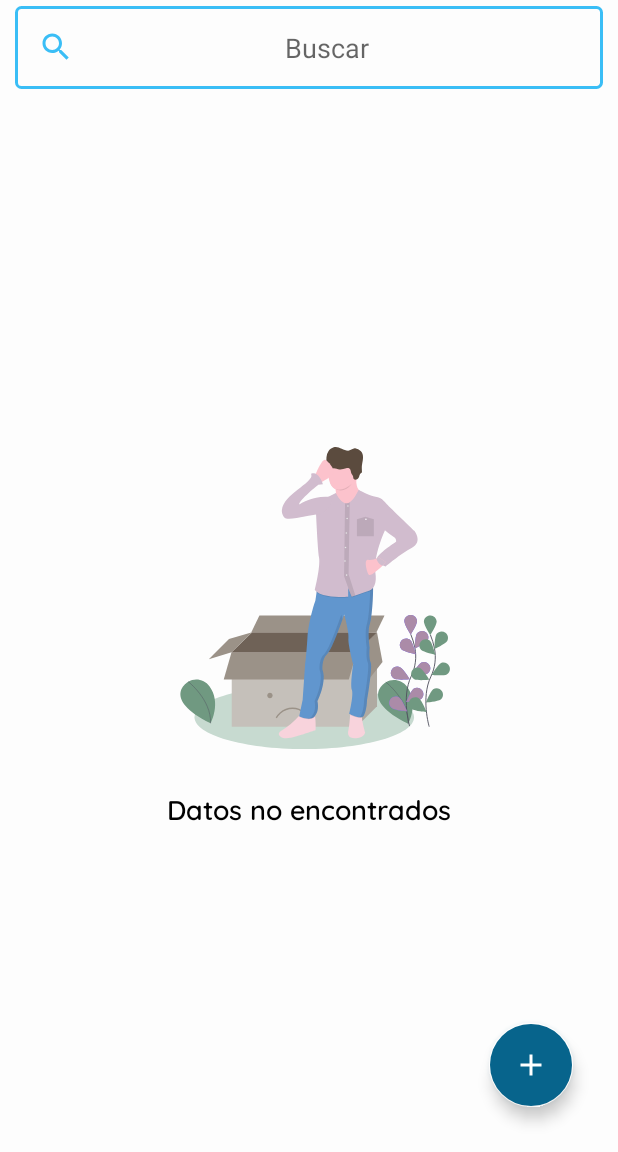
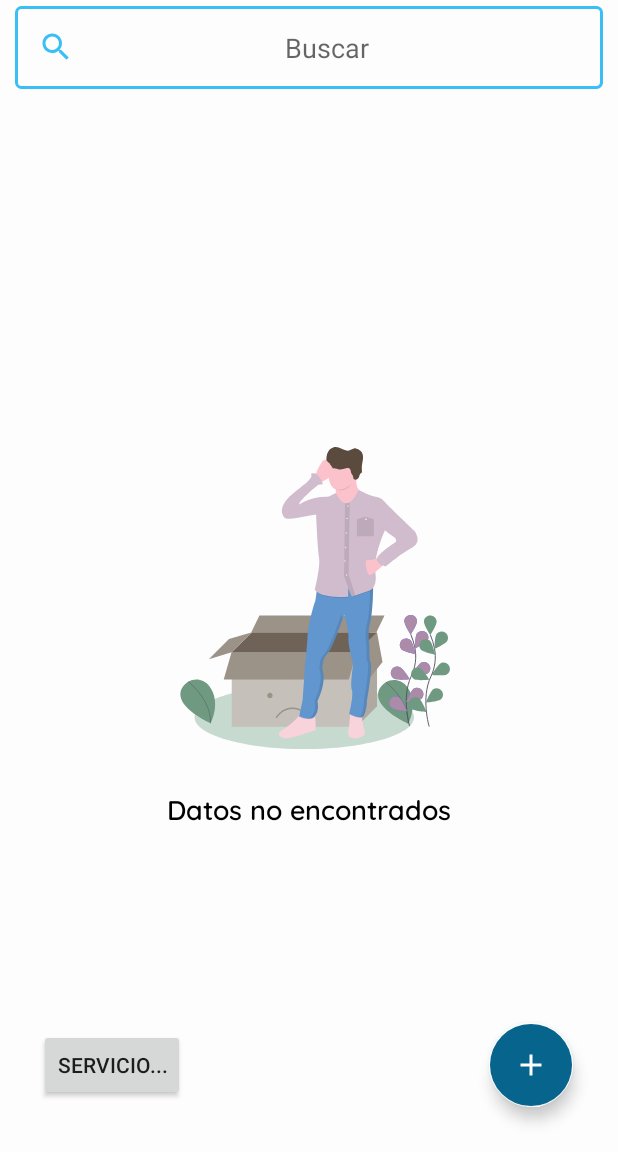
Before and after one commit to hukllachay/vecinoapp, an Android app: the screen it shows after launch once a user with an empty profile is signed in (MainActivity), on a phone screen of 412 x 824 dp, the part 84-1236 px from its top. Run offline under Robolectric (Android 15) with nearby library versions, the phone set to English and light mode, and no system bars; our stand-ins replace Firebase (no records; nobody signed in at launch, a user with empty details on screens opened directly); libraries missing offline, so code that uses them is left out: cn.pedant; pictures from the network do not load; 2 statements that could not run were skipped.

Commit message:
Notificación simple

```diff
--- a/app/src/main/java/com/zahid_iqbal699/vecinoapp/Activities/MainActivity.java
+++ b/app/src/main/java/com/zahid_iqbal699/vecinoapp/Activities/MainActivity.java
@@ -1,5 +1,6 @@
 package com.zahid_iqbal699.vecinoapp.Activities;
 
+import android.app.ActivityManager;
 import android.content.ActivityNotFoundException;
 import android.content.Context;
 import android.content.Intent;
@@ -10,6 +11,7 @@ import android.text.TextWatcher;
 import android.util.Log;
 import android.view.MenuItem;
 import android.view.View;
+import android.widget.Button;
 import android.widget.EditText;
 import android.widget.LinearLayout;
 import android.widget.ProgressBar;
@@ -34,8 +36,12 @@ import com.google.firebase.database.DatabaseReference;
 import com.google.firebase.database.FirebaseDatabase;
 import com.google.firebase.database.Query;
 import com.google.firebase.database.ValueEventListener;
+import com.google.firebase.messaging.FirebaseMessaging;
+import com.google.firebase.messaging.FirebaseMessagingRegistrar;
+import com.google.firebase.messaging.FirebaseMessagingService;
 import com.zahid_iqbal699.vecinoapp.Adapters.InitiativesAdapter;
 import com.zahid_iqbal699.vecinoapp.BuildConfig;
+import com.zahid_iqbal699.vecinoapp.FirebaseHelper.FirebaseMensaje;
 import com.zahid_iqbal699.vecinoapp.FirebaseHelper.PreferencesManager;
 import com.zahid_iqbal699.vecinoapp.Models.InitiativesModel;
 import com.zahid_iqbal699.vecinoapp.Models.UserModel;
@@ -60,11 +66,34 @@ public class MainActivity extends AppCompatActivity implements NavigationView.On
     private Context context;
 
 
+
+
     @Override
     protected void onCreate(Bundle savedInstanceState) {
         super.onCreate(savedInstanceState);
         setContentView(R.layout.activity_main);
+
         try {
+
+            isMyServiceRunning(FirebaseMensaje.class);
+
+            Button btnServicio = findViewById(R.id.btnServicio);
+
+            btnServicio.setOnClickListener(new View.OnClickListener() {
+                @Override
+                public void onClick(View view) {
+                    if(isMyServiceRunning(FirebaseMensaje.class))
+                    {
+                        btnServicio.setText("Iniciado");
+                        //stopService(new Intent(MainActivity.this, FirebaseMensaje.class));
+                    } else
+                    {
+                        btnServicio.setText("Detenido");
+                        startService(new Intent(MainActivity.this, FirebaseMensaje.class));
+                    }
+                }
+            });
+
             //
             preferencesManager = new PreferencesManager(this);
             currentUser = preferencesManager.getCurrentUser();
@@ -255,4 +284,16 @@ public class MainActivity extends AppCompatActivity implements NavigationView.On
         super.onResume();
         getAllPlayList();
     }
+
+    private boolean isMyServiceRunning(Class<?> serviceClass) {
+        ActivityManager manager = (ActivityManager) getSystemService(Context.ACTIVITY_SERVICE);
+        for (ActivityManager.RunningServiceInfo service : manager.getRunningServices(Integer.MAX_VALUE)) {
+            if (serviceClass.getName().equals(service.service.getClassName())) {
+                Log.d("MSG==>", "Servicio Corriendo");
+                return true;
+            }
+        }
+        Log.d("MSG==>", "Servicio Detenido");
+        return false;
+    }
 }
--- a/app/src/main/java/com/zahid_iqbal699/vecinoapp/Activities/SplashScreen.java
+++ b/app/src/main/java/com/zahid_iqbal699/vecinoapp/Activities/SplashScreen.java
@@ -22,6 +22,18 @@ public class SplashScreen extends AppCompatActivity {
                 @Override
                 public void onFinish() {
                     Intent intent = new Intent(getBaseContext(), LogInActivity.class);
+                    // Pass along FCM messages/notifications etc.
+                    Bundle extras = getIntent().getExtras();
+                    if (extras != null) {
+                        Log.d("MSG==>", "SplashScreen getExtras not null");
+                        for (String key : extras.keySet()) {
+                            Log.e("MSG==>", key + " : " + (extras.get(key) != null ? extras.get(key) : "NULL"));
+                        }
+                        //intent.putExtras(extras);
+                    } else
+                    {
+                        Log.d("MSG==>", "SplashScreen getExtras not null");
+                    }
                     startActivity(intent);
                     finish();
                     //overridePendingTransition(R.anim.fade_in, R.anim.fade_out);
--- a/app/src/main/res/layout/include.xml
+++ b/app/src/main/res/layout/include.xml
@@ -61,6 +61,7 @@
                 android:clickable="true"
                 android:outlineAmbientShadowColor="@color/colorPrimaryDark"
                 android:tint="@color/white"
+                android:contentDescription="Add"
                 app:backgroundTint="@color/white"
                 app:srcCompat="@drawable/ic_input_add"
                 tools:ignore="VectorDrawableCompat" />
@@ -98,6 +99,16 @@
                     android:textColor="@color/black"
                     android:textSize="18sp" />
             </LinearLayout>
+
+            <Button
+                android:id="@+id/btnServicio"
+                android:layout_width="wrap_content"
+                android:layout_height="wrap_content"
+                android:layout_alignParentStart="true"
+                android:layout_alignParentBottom="true"
+                android:layout_marginStart="26dp"
+                android:layout_marginBottom="34dp"
+                android:text="Servicio..." />
         </RelativeLayout>
     </LinearLayout>
 
--- a/build.gradle
+++ b/build.gradle
@@ -5,7 +5,7 @@ buildscript {
         mavenCentral()
     }
     dependencies {
-        classpath "com.android.tools.build:gradle:7.0.4"
+        classpath 'com.android.tools.build:gradle:7.1.3'
         classpath 'com.google.gms:google-services:4.3.10'
 
         // NOTE: Do not place your application dependencies here; they belong
@@ -13,6 +13,7 @@ buildscript {
     }
 }
 
+
 task clean(type: Delete) {
     delete rootProject.buildDir
 }
```
Also changed, not shown: app/build.gradle (+17 -8 lines), app/src/main/AndroidManifest.xml (+12 -0 lines), app/src/main/java/com/zahid_iqbal699/vecinoapp/Activities/LogInActivity.java (+15 -1 lines), app/src/main/java/com/zahid_iqbal699/vecinoapp/FirebaseHelper/FirebaseMensaje.java (added, +29 -0 lines), app/src/main/res/drawable/ic_baseline_lightbulb_circle_24.xml (added, +10 -0 lines), app/src/main/res/layout/notificacion.xml (added, +43 -0 lines), gradle/wrapper/gradle-wrapper.properties, 1 other file.
